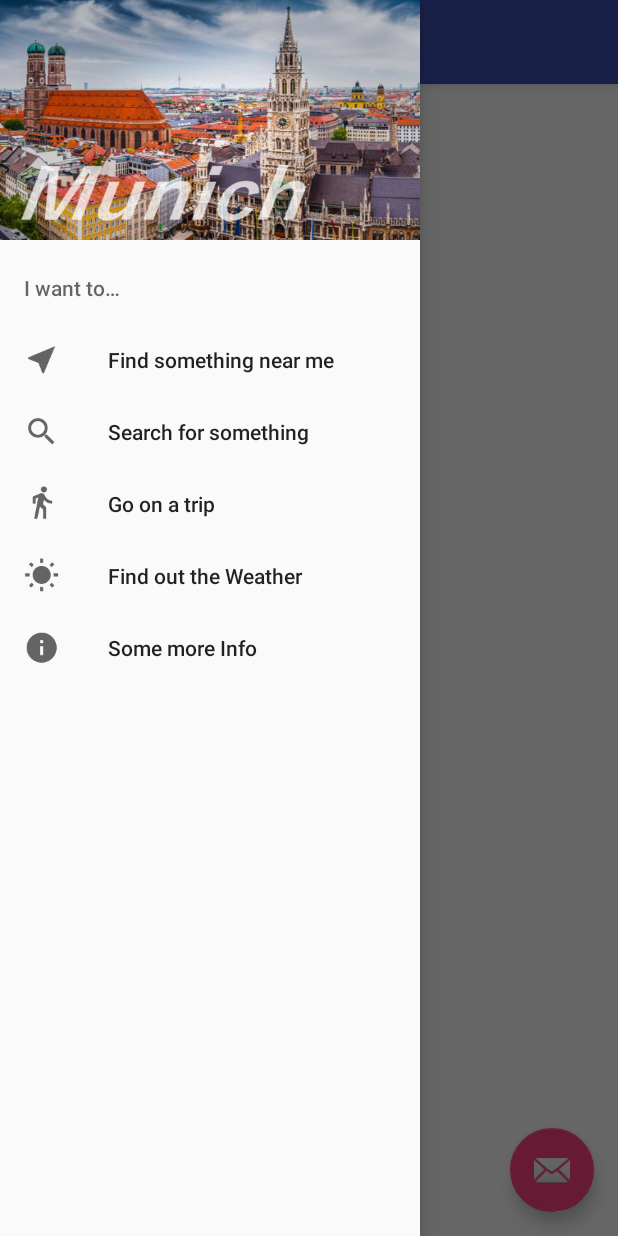
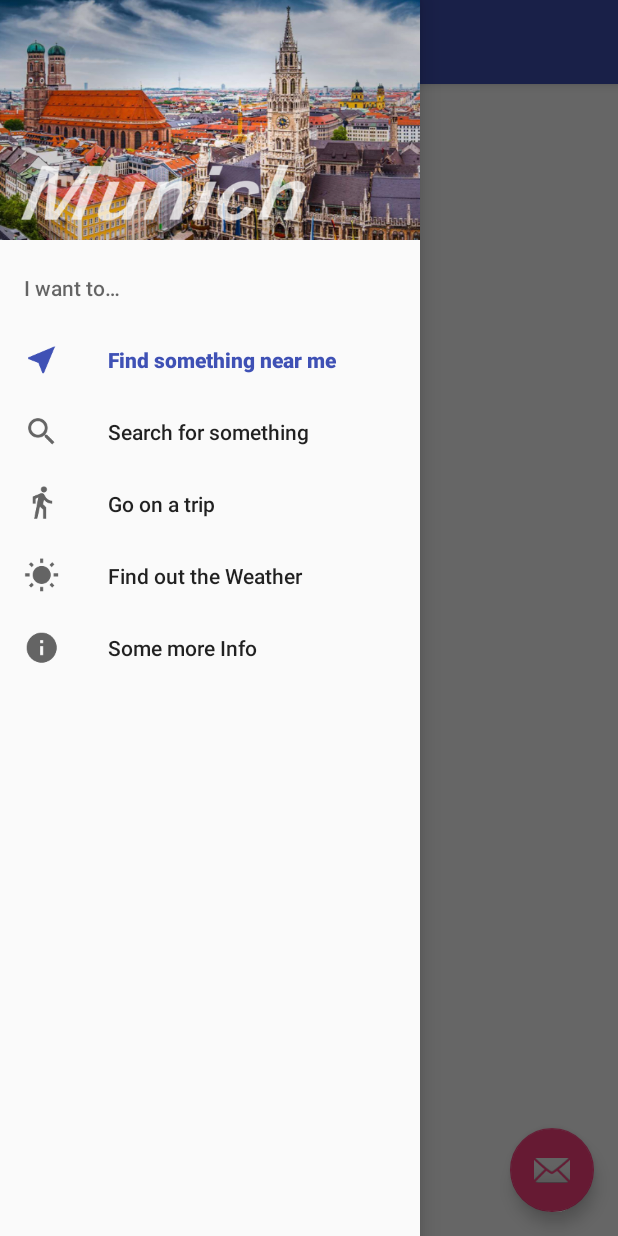
Before and after one commit to cristian-hanca/MunichCity, an Android app: the screen it shows after launch (MainActivity), with the side drawer open, on a phone screen of 412 x 824 dp. Run offline under Robolectric (Android 15) with nearby library versions, the phone set to English and light mode, and no system bars.

Commit message:
Made menu items selectable.
Also added a Fragment template.

```diff
--- a/app/src/main/java/ro/hanca/cristian/munichcity/MainActivity.java
+++ b/app/src/main/java/ro/hanca/cristian/munichcity/MainActivity.java
@@ -2,20 +2,17 @@ package ro.hanca.cristian.munichcity;
 
 import android.os.Bundle;
 import android.support.annotation.NonNull;
-import android.support.design.widget.FloatingActionButton;
-import android.support.design.widget.Snackbar;
 import android.support.v4.app.FragmentTransaction;
 import android.support.v7.app.ActionBar;
-import android.view.View;
 import android.support.design.widget.NavigationView;
 import android.support.v4.view.GravityCompat;
 import android.support.v4.widget.DrawerLayout;
 import android.support.v7.app.ActionBarDrawerToggle;
 import android.support.v7.app.AppCompatActivity;
 import android.support.v7.widget.Toolbar;
-import android.view.Menu;
 import android.view.MenuItem;
 
+import ro.hanca.cristian.munichcity.fragments.NearFragment;
 import ro.hanca.cristian.munichcity.helpers.FragmentHelpers;
 import ro.hanca.cristian.munichcity.helpers.MenuHandler;
 
@@ -63,12 +60,24 @@ public class MainActivity extends AppCompatActivity
             }
 
             @Override
+            public void onWeather() {
+
+            }
+
+            @Override
             public void onInfo() {
 
             }
         });
 
-        //TODO: Add initial Fragment!
+        if (savedInstanceState == null) {
+            FragmentTransaction ft = getSupportFragmentManager().beginTransaction();
+            ft.add(R.id.fragment, new NearFragment(), Constants.gotoNear);
+            ft.addToBackStack(Constants.gotoNear);
+            ft.commit();
+
+            menuHandler.setSelected(MenuHandler.HandledMenuItem.NEAR);
+        }
     }
 
     public void lockMode(boolean active) {
--- /dev/null
+++ b/app/src/main/java/ro/hanca/cristian/munichcity/fragments/NearFragment.java
@@ -0,0 +1,27 @@
+package ro.hanca.cristian.munichcity.fragments;
+
+import android.os.Bundle;
+import android.support.v4.app.Fragment;
+import android.view.LayoutInflater;
+import android.view.View;
+import android.view.ViewGroup;
+
+import ro.hanca.cristian.munichcity.AppContext;
+import ro.hanca.cristian.munichcity.R;
+
+/**
+ * Nearby Fragment.
+ */
+public class NearFragment extends Fragment {
+
+    @Override
+    public View onCreateView(LayoutInflater inflater, final ViewGroup container,
+                             final Bundle savedInstanceState) {
+        AppContext.activity.setTitle(R.string.title_near);
+
+        View view = inflater.inflate(R.layout.fragment_near, container, false);
+
+        return view;
+    }
+
+}
--- a/app/src/main/java/ro/hanca/cristian/munichcity/helpers/MenuHandler.java
+++ b/app/src/main/java/ro/hanca/cristian/munichcity/helpers/MenuHandler.java
@@ -7,26 +7,35 @@ import ro.hanca.cristian.munichcity.R;
 
 public class MenuHandler {
 
+    public enum HandledMenuItem {
+        NEAR, SEARCH, TRIP, WEATHER, INFO
+    }
+
     private final Menu menu;
     private final Actions actions;
 
     private MenuItem near;
     private MenuItem search;
     private MenuItem trip;
+    private MenuItem weather;
     private MenuItem info;
+
+    private HandledMenuItem selected = HandledMenuItem.NEAR;
 
     private static final int nearId = R.id.menu_near;
     private static final int searchId = R.id.menu_search;
     private static final int tripId = R.id.menu_trip;
+    private static final int weatherId = R.id.menu_weather;
     private static final int infoId = R.id.menu_info;
 
-    public MenuHandler(Menu menu, Actions actions) {
+   public MenuHandler(Menu menu, Actions actions) {
         this.menu = menu;
         this.actions = actions;
 
         near = menu.findItem(nearId);
         search = menu.findItem(searchId);
         trip = menu.findItem(tripId);
+        weather = menu.findItem(weatherId);
         info = menu.findItem(infoId);
     }
 
@@ -34,26 +43,59 @@ public class MenuHandler {
         return menu;
     }
 
+    public HandledMenuItem getSelected() {
+        return selected;
+    }
+
+    public void setSelected(HandledMenuItem selected) {
+        this.selected = selected;
+        updateSelected();
+    }
+
+    private void updateSelected() {
+        near.setChecked(false);
+        search.setChecked(false);
+        trip.setChecked(false);
+        weather.setChecked(false);
+        info.setChecked(false);
+        switch (selected) {
+            case NEAR: near.setChecked(true); break;
+            case SEARCH: search.setChecked(true); break;
+            case TRIP: trip.setChecked(true); break;
+            case WEATHER: weather.setChecked(true); break;
+            case INFO: info.setChecked(true); break;
+        }
+    }
+
     public boolean handle(MenuItem item) {
         int id = item.getItemId();
 
         switch (id) {
             case nearId :
+                selected = HandledMenuItem.NEAR;
                 actions.onNear();
                 break;
             case searchId :
+                selected = HandledMenuItem.SEARCH;
                 actions.onSearch();
                 break;
             case tripId :
+                selected = HandledMenuItem.TRIP;
                 actions.onTrip();
                 break;
+            case weatherId :
+                selected = HandledMenuItem.WEATHER;
+                actions.onWeather();
+                break;
             case infoId :
+                selected = HandledMenuItem.INFO;
                 actions.onInfo();
                 break;
             default:
                 return false;
         }
 
+        updateSelected();
         return true;
     }
 
@@ -61,6 +103,7 @@ public class MenuHandler {
         void onNear();
         void onSearch();
         void onTrip();
+        void onWeather();
         void onInfo();
     }
 
--- /dev/null
+++ b/app/src/main/res/layout/fragment_near.xml
@@ -0,0 +1,6 @@
+<?xml version="1.0" encoding="utf-8"?>
+<LinearLayout xmlns:android="http://schemas.android.com/apk/res/android"
+    android:orientation="vertical" android:layout_width="match_parent"
+    android:layout_height="match_parent">
+
+</LinearLayout>
--- a/app/src/main/res/menu/activity_main_drawer.xml
+++ b/app/src/main/res/menu/activity_main_drawer.xml
@@ -3,7 +3,7 @@
 
     <item android:title="@string/menu_title">
         <menu>
-            <group android:checkableBehavior="single">
+            <group android:checkableBehavior="none">
                 <item
                     android:id="@+id/menu_near"
                     android:icon="@drawable/menu_near"
--- a/app/src/main/res/values/strings.xml
+++ b/app/src/main/res/values/strings.xml
@@ -6,6 +6,12 @@
 
     <string name="action_settings">Settings</string>
 
+    <string name="title_near">Near me</string>
+    <string name="title_search">Search</string>
+    <string name="title_trip">Trip</string>
+    <string name="title_weather">Weather</string>
+    <string name="title_info">Other Information</string>
+
     <string name="menu_title">I want to…</string>
     <string name="menu_near">Find something near me</string>
     <string name="menu_search">Search for something</string>
```
Also changed, not shown: app/src/main/java/ro/hanca/cristian/munichcity/Constants.java (added, +15 -0 lines), 2 other files.
